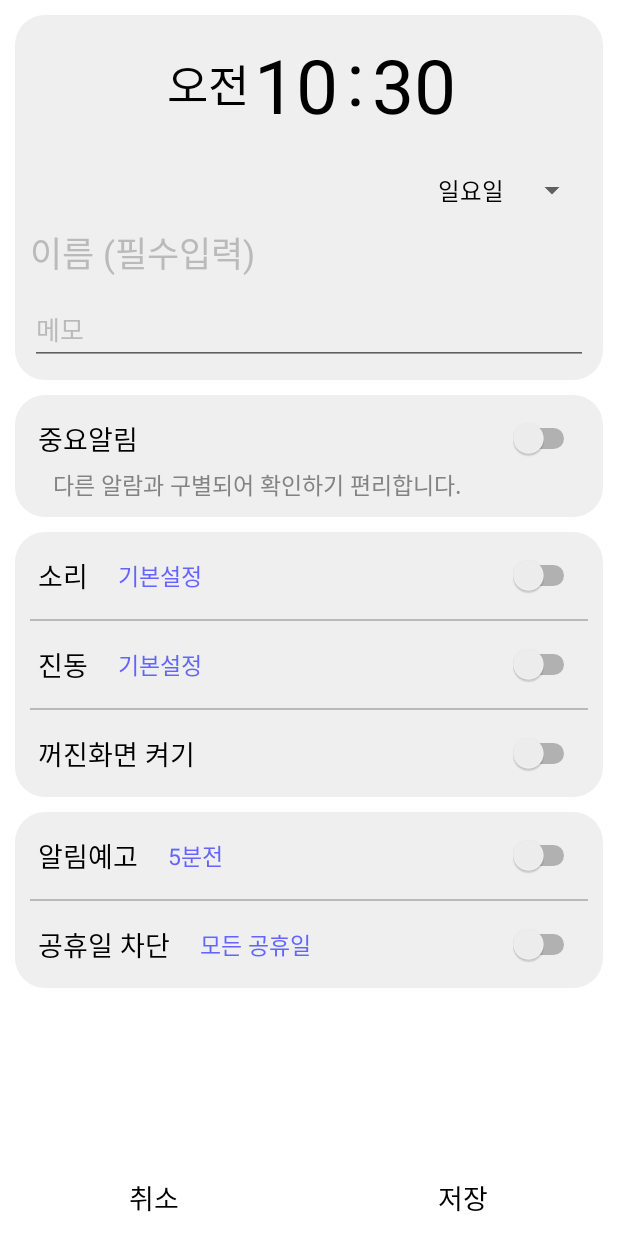
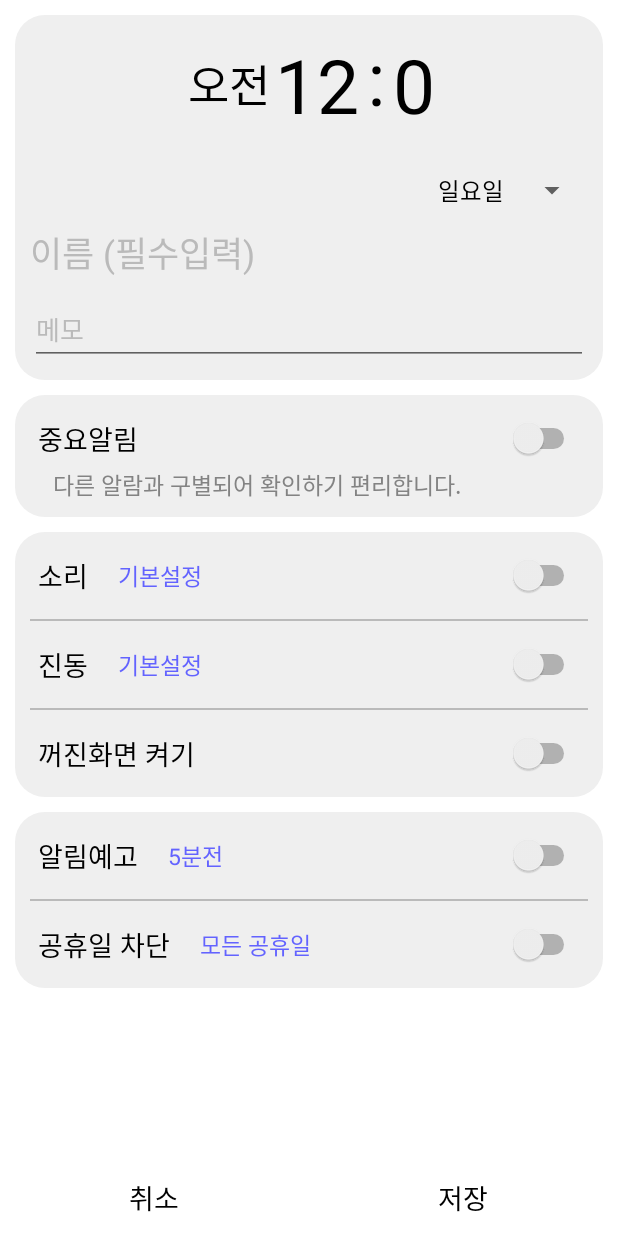
Before and after one commit to DeveloperSungHyun/PerfectTime, an Android app: the fragment FragWeek shown on its own in the app's theme, after a tap on "추가", on a phone screen of 412 x 824 dp. Run offline under Robolectric (Android 15) with nearby library versions, the phone set to English and light mode, and no system bars; our stand-ins replace Room's generated code.

Commit message:
DOCS Commit Save_2

```diff
--- a/app/src/main/java/com/example/perfecttime/MainActivity.java
+++ b/app/src/main/java/com/example/perfecttime/MainActivity.java
@@ -18,9 +18,7 @@ public class MainActivity extends AppCompatActivity {
     @Override
     protected void onCreate(Bundle savedInstanceState) {
         AppCompatDelegate.setDefaultNightMode(AppCompatDelegate.MODE_NIGHT_NO);
-        //AppCompatDelegate.setDefaultNightMode(AppCompatDelegate.MODE_NIGHT_FOLLOW_SYSTEM);
         super.onCreate(savedInstanceState);
-
         setContentView(R.layout.activity_main);
 
         viewPager = findViewById(R.id.viewPager);
--- a/app/src/main/java/com/example/perfecttime/ScheduleAdd.java
+++ b/app/src/main/java/com/example/perfecttime/ScheduleAdd.java
@@ -34,13 +34,15 @@ import java.util.Calendar;
 
 public class ScheduleAdd extends Activity {
 
+    Intent getIntentData;
+    Calendar calendar;
+
     AllDay allDay;
+    WeekDay weekDay;
 
     AllDayDao allDayDao;
     WeekDayDao weekDayDao;
     DateDayDao dateDayDao;
-
-    Intent getIntentData;
 
     TextView TextView_Date;
     TextView TextView_Time_H, TextView_Time_M, TextView_AmPm;
@@ -58,18 +60,7 @@ public class ScheduleAdd extends Activity {
 
     int UpDateNum = 0;
 
-    @Override
-    protected void onStart() {
-        super.onStart();
-    }
-
-    @Override
-    protected void onCreate(@Nullable Bundle savedInstanceState) {
-        super.onCreate(savedInstanceState);
-        AppCompatDelegate.setDefaultNightMode(AppCompatDelegate.MODE_NIGHT_NO);
-//        AppCompatDelegate.setDefaultNightMode(AppCompatDelegate.MODE_NIGHT_FOLLOW_SYSTEM);
-        setContentView(R.layout.schedule_add);
-
+    void id_settings(){
         TextView_Time_H = findViewById(R.id.TextView_Time_H);
         TextView_Time_M = findViewById(R.id.TextView_Time_M);
         TextView_AmPm = findViewById(R.id.TextView_AmPm);
@@ -87,118 +78,29 @@ public class ScheduleAdd extends Activity {
         Switch_Important = findViewById(R.id.Switch_Important);
 
         Spinner_WeekDay = findViewById(R.id.Spinner_WeekDay);
+    }
 
-        getIntentData = getIntent();
+    @Override
+    protected void onStart() {
+        super.onStart();
+    }
+
+    @Override
+    protected void onCreate(@Nullable Bundle savedInstanceState) {
+        super.onCreate(savedInstanceState);
+        AppCompatDelegate.setDefaultNightMode(AppCompatDelegate.MODE_NIGHT_NO);
+//        AppCompatDelegate.setDefaultNightMode(AppCompatDelegate.MODE_NIGHT_FOLLOW_SYSTEM);
+        setContentView(R.layout.schedule_add);
+
+        id_settings();
+
+        getIntentData = getIntent();//getData Intent
+
+        getData_start_setting();
 
 
 
-        if(getIntentData.getStringExtra("FragScene").equals("FragDate")){
-            INT_Year = getIntentData.getIntExtra("Date_y", 0);
-            INT_Month = getIntentData.getIntExtra("Date_m", 0);
-            INT_Date = getIntentData.getIntExtra("Date_d", 0);
-        }
-
-        if(getIntentData.getStringExtra("FragScene").equals("FragAll_UpDate") ||
-                getIntentData.getStringExtra("FragScene").equals("FragAll")){
-            TextView_Date.setVisibility(View.VISIBLE);
-            Spinner_WeekDay.setVisibility(View.GONE);
-            TextView_Date.setText(getIntentData.getStringExtra("Day"));
-        }
-        if(getIntentData.getStringExtra("FragScene").equals("FragWeek_UpDate") ||
-                getIntentData.getStringExtra("FragScene").equals("FragWeek")){
-            TextView_Date.setVisibility(View.GONE);
-            Spinner_WeekDay.setVisibility(View.VISIBLE);
-            Week = getIntentData.getIntExtra("Week", 0);
-        }
-
-/*
-        if(getIntentData.getStringExtra("FragScene").equals("FragAll_UpDate")){
-
-
-        }else if(getIntentData.getStringExtra("FragScene").equals("FragAll_UpDate")){
-
-        }*/
-
-        UpDateNum = getIntentData.getIntExtra("DateNumBer", 0);
-
-        Name = getIntentData.getStringExtra("Name");
-        Memo = getIntentData.getStringExtra("Memo");
-
-        Time_h = getIntentData.getIntExtra("Time_h", 0);
-        Time_m = getIntentData.getIntExtra("Time_m", 0);
-
-        sound = getIntentData.getBooleanExtra("sound", false);
-        vibration = getIntentData.getBooleanExtra("vibration", false);
-        notification = getIntentData.getBooleanExtra("notification", false);
-
-        beforehand = getIntentData.getBooleanExtra("beforehand", false);
-        HolidayOff = getIntentData.getBooleanExtra("HolidayOff", false);
-        Important = getIntentData.getBooleanExtra("Important", false);
-
-        EditText_Name.setText(Name);
-        EditText_Memo.setText(Memo);
-
-        TextView_Time_H.setText(Integer.toString(Time_h));
-        TextView_Time_M.setText(Integer.toString(Time_m));
-
-        if(Time_h < 12){
-            TextView_AmPm.setText("오전");
-            if(Time_h == 0)
-                TextView_Time_H.setText("12");
-            else
-                TextView_Time_H.setText(Integer.toString(Time_h));
-        }else{
-            TextView_AmPm.setText("오후");
-            if(Time_h == 24)
-                TextView_Time_H.setText("12");
-            else
-                TextView_Time_H.setText(Integer.toString(Time_h - 12));
-        }
-
-        TextView_Time_M.setText(Integer.toString(Time_m));
-
-
-        //    Switch Switch_sound, Switch_vibration, Switch_notification;
-        //    Switch Switch_beforehand, Switch_HolidayOff, Switch_Important;
-        Switch_sound.setChecked(sound);
-        Switch_vibration.setChecked(vibration);
-        Switch_notification.setChecked(notification);
-
-        Switch_beforehand.setChecked(beforehand);
-        Switch_HolidayOff.setChecked(HolidayOff);
-        Switch_Important.setChecked(Important);
-
-
-
-        Calendar calendar = Calendar.getInstance();
-        if(Time_h == 0 && Time_m == 0){
-            Time_h = calendar.get(Calendar.HOUR_OF_DAY);
-            Time_m = calendar.get(Calendar.MINUTE);
-            TextView_Time_H.setText(Integer.toString(calendar.get(Calendar.HOUR)));
-            TextView_Time_M.setText(Integer.toString(Time_m));
-        }
-
-
-        ArrayAdapter<CharSequence> adapter = ArrayAdapter.createFromResource(this, R.array.WeekDay, androidx.appcompat.R.layout.support_simple_spinner_dropdown_item);
-
-        adapter.setDropDownViewResource(androidx.appcompat.R.layout.support_simple_spinner_dropdown_item);
-
-        Spinner_WeekDay.setAdapter(adapter);
-
-        Spinner_WeekDay.setSelection(Week);
-        Spinner_WeekDay.setOnItemSelectedListener(new AdapterView.OnItemSelectedListener() {
-            @Override
-            public void onItemSelected(AdapterView<?> adapterView, View view, int i, long l) {
-                Week = i;
-            }
-
-            @Override
-            public void onNothingSelected(AdapterView<?> adapterView) {
-
-            }
-        });
-
-
+        //시간설정
         findViewById(R.id.LinearLayout_TimeText).setOnClickListener(new View.OnClickListener() {
             @Override
             public void onClick(View view) {
@@ -271,6 +173,117 @@ public class ScheduleAdd extends Activity {
 
     }
 
+    void getData_start_setting(){
+
+        String exit_SceneGetData = getIntentData.getStringExtra("FragScene");
+        //날짜 타입의 알람
+        if(exit_SceneGetData.equals("FragDate")){
+            INT_Year = getIntentData.getIntExtra("Date_y", 0);
+            INT_Month = getIntentData.getIntExtra("Date_m", 0);
+            INT_Date = getIntentData.getIntExtra("Date_d", 0);
+        }
+
+        if(exit_SceneGetData.equals("FragAll_UpDate") ||
+                exit_SceneGetData.equals("FragAll")){
+            TextView_Date.setVisibility(View.VISIBLE);
+            Spinner_WeekDay.setVisibility(View.GONE);
+            TextView_Date.setText(getIntentData.getStringExtra("Day"));
+        }
+        if(exit_SceneGetData.equals("FragWeek_UpDate") ||
+                exit_SceneGetData.equals("FragWeek")){
+            TextView_Date.setVisibility(View.GONE);
+            Spinner_WeekDay.setVisibility(View.VISIBLE);
+            Week = getIntentData.getIntExtra("Week", 0);
+
+            //
+            ArrayAdapter<CharSequence> adapter = ArrayAdapter.createFromResource(this, R.array.WeekDay, androidx.appcompat.R.layout.support_simple_spinner_dropdown_item);
+            adapter.setDropDownViewResource(androidx.appcompat.R.layout.support_simple_spinner_dropdown_item);
+
+            Spinner_WeekDay.setAdapter(adapter);
+            Spinner_WeekDay.setSelection(Week);
+            Spinner_WeekDay.setOnItemSelectedListener(new AdapterView.OnItemSelectedListener() {
+                @Override
+                public void onItemSelected(AdapterView<?> adapterView, View view, int i, long l) {
+                    Week = i;
+                }
+
+                @Override
+                public void onNothingSelected(AdapterView<?> adapterView) {
+
+                }
+            });
+        }
+
+        if(  exit_SceneGetData.equals("FragAll") ||
+                exit_SceneGetData.equals("FragWeek") ||
+                exit_SceneGetData.equals("FragDate")){
+
+            calendar = Calendar.getInstance();
+
+            Time_h = calendar.get(Calendar.HOUR_OF_DAY);
+            Time_m = calendar.get(Calendar.MINUTE);
+            TextView_Time_H.setText(Integer.toString(calendar.get(Calendar.HOUR)));
+            TextView_Time_M.setText(Integer.toString(Time_m));
+        }
+
+/*
+        if(getIntentData.getStringExtra("FragScene").equals("FragAll_UpDate")){
+
+
+        }else if(getIntentData.getStringExtra("FragScene").equals("FragAll_UpDate")){
+
+        }*/
+
+        UpDateNum = getIntentData.getIntExtra("DateNumBer", 0);
+
+        Name = getIntentData.getStringExtra("Name");
+        Memo = getIntentData.getStringExtra("Memo");
+
+        Time_h = getIntentData.getIntExtra("Time_h", 0);
+        Time_m = getIntentData.getIntExtra("Time_m", 0);
+
+        sound = getIntentData.getBooleanExtra("sound", false);
+        vibration = getIntentData.getBooleanExtra("vibration", false);
+        notification = getIntentData.getBooleanExtra("notification", false);
+
+        beforehand = getIntentData.getBooleanExtra("beforehand", false);
+        HolidayOff = getIntentData.getBooleanExtra("HolidayOff", false);
+        Important = getIntentData.getBooleanExtra("Important", false);
+
+        EditText_Name.setText(Name);
+        EditText_Memo.setText(Memo);
+
+        TextView_Time_H.setText(Integer.toString(Time_h));
+        TextView_Time_M.setText(Integer.toString(Time_m));
+
+        if(Time_h < 12){
+            TextView_AmPm.setText("오전");
+            if(Time_h == 0)
+                TextView_Time_H.setText("12");
+            else
+                TextView_Time_H.setText(Integer.toString(Time_h));
+        }else{
+            TextView_AmPm.setText("오후");
+            if(Time_h == 24)
+                TextView_Time_H.setText("12");
+            else
+                TextView_Time_H.setText(Integer.toString(Time_h - 12));
+        }
+
+        TextView_Time_M.setText(Integer.toString(Time_m));
+
+
+        //    Switch Switch_sound, Switch_vibration, Switch_notification;
+        //    Switch Switch_beforehand, Switch_HolidayOff, Switch_Important;
+        Switch_sound.setChecked(sound);
+        Switch_vibration.setChecked(vibration);
+        Switch_notification.setChecked(notification);
+
+        Switch_beforehand.setChecked(beforehand);
+        Switch_HolidayOff.setChecked(HolidayOff);
+        Switch_Important.setChecked(Important);
+    }
+
     void AllDate(String DateSet){
         AllDayDataBase allDayDataBase = Room.databaseBuilder(getApplicationContext(), AllDayDataBase.class, "AllDay_DB")
                 .fallbackToDestructiveMigration()
@@ -316,7 +329,7 @@ public class ScheduleAdd extends Activity {
 
         weekDayDao = weekDataBase.weekDayDao();
 
-        WeekDay weekDay = new WeekDay();
+        weekDay = new WeekDay();
 
         weekDay.setWeek(Week);
 
```
Also changed, not shown: app/src/main/java/com/example/perfecttime/ListDataAdapter.java (+38 -6 lines), app/src/main/res/layout/recyclerview_list_item_2.xml (+7 -3 lines).
